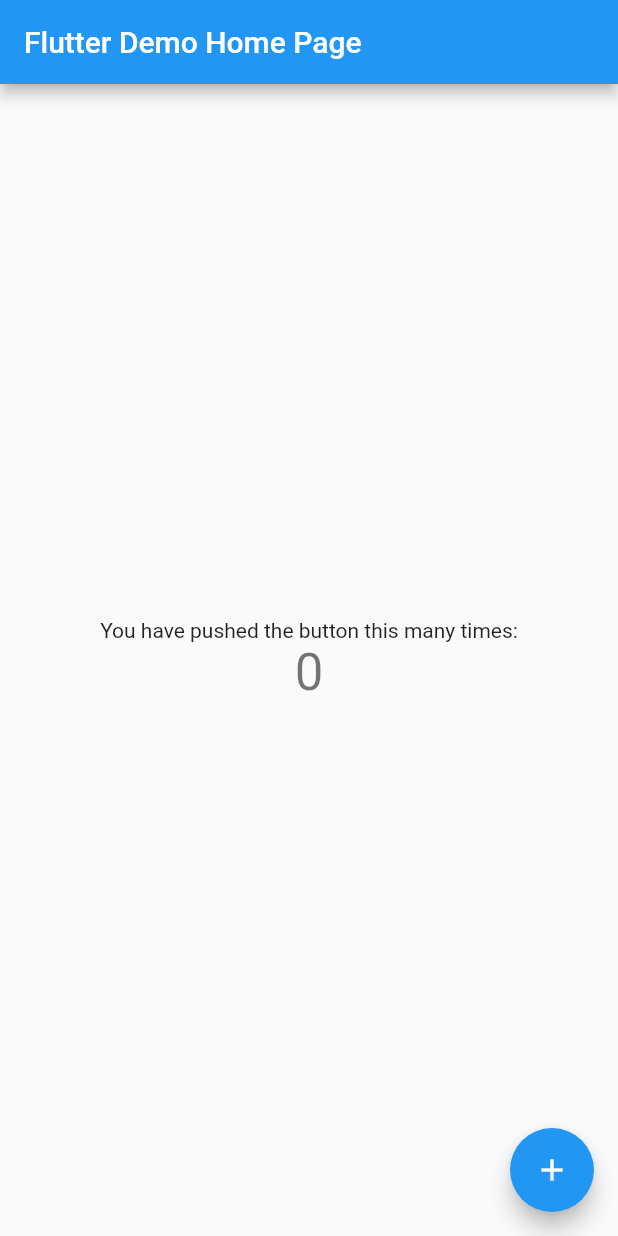
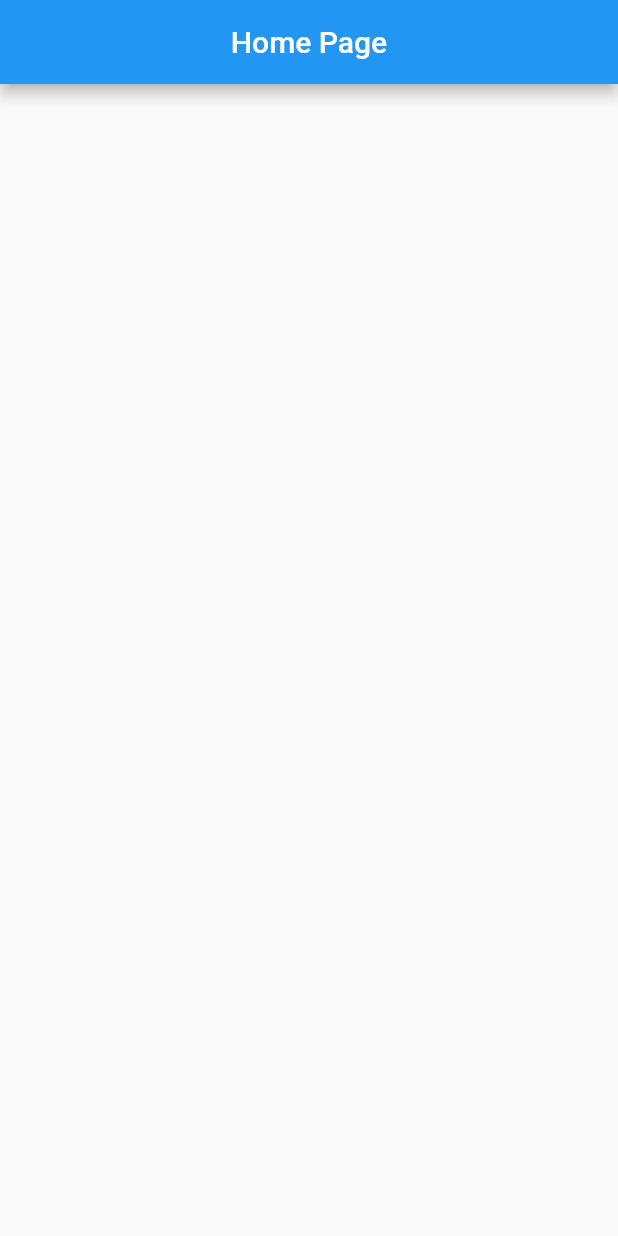
Before and after one commit to DeekshitGangadhar/daily-log-book-kwa, a Flutter app: the screen it shows after launch, on a phone screen of 412 x 824 dp. Run offline on Flutter 3.47's test engine with Material 2 defaults, Android fonts, the phone set to English and light mode, and no system bars.

Commit message:
Boiler plate 1

```diff
--- a/daily_log_book_kwa/lib/main.dart
+++ b/daily_log_book_kwa/lib/main.dart
@@ -1,115 +1,25 @@
 import 'package:flutter/material.dart';
+import 'package:daily_log_book_kwa/pages/HomePage.dart';
 
 void main() {
   runApp(const MyApp());
 }
 
-class MyApp extends StatelessWidget {
+class MyApp extends StatefulWidget {
   const MyApp({Key? key}) : super(key: key);
 
-  // This widget is the root of your application.
+  @override
+  State<MyApp> createState() => _MyAppState();
+}
+
+class _MyAppState extends State<MyApp> {
   @override
   Widget build(BuildContext context) {
     return MaterialApp(
-      title: 'Flutter Demo',
-      theme: ThemeData(
-        // This is the theme of your application.
-        //
-        // Try running your application with "flutter run". You'll see the
-        // application has a blue toolbar. Then, without quitting the app, try
-        // changing the primarySwatch below to Colors.green and then invoke
-        // "hot reload" (press "r" in the console where you ran "flutter run",
-        // or simply save your changes to "hot reload" in a Flutter IDE).
-        // Notice that the counter didn't reset back to zero; the application
-        // is not restarted.
-        primarySwatch: Colors.blue,
-      ),
-      home: const MyHomePage(title: 'Flutter Demo Home Page'),
+      initialRoute: '/home',
+      routes: {
+        '/home':(context) => HomePage(),
+      },
     );
   }
 }
-
-class MyHomePage extends StatefulWidget {
-  const MyHomePage({Key? key, required this.title}) : super(key: key);
-
-  // This widget is the home page of your application. It is stateful, meaning
-  // that it has a State object (defined below) that contains fields that affect
-  // how it looks.
-
-  // This class is the configuration for the state. It holds the values (in this
-  // case the title) provided by the parent (in this case the App widget) and
-  // used by the build method of the State. Fields in a Widget subclass are
-  // always marked "final".
-
-  final String title;
-
-  @override
-  State<MyHomePage> createState() => _MyHomePageState();
-}
-
-class _MyHomePageState extends State<MyHomePage> {
-  int _counter = 0;
-
-  void _incrementCounter() {
-    setState(() {
-      // This call to setState tells the Flutter framework that something has
-      // changed in this State, which causes it to rerun the build method below
-      // so that the display can reflect the updated values. If we changed
-      // _counter without calling setState(), then the build method would not be
-      // called again, and so nothing would appear to happen.
-      _counter++;
-    });
-  }
-
-  @override
-  Widget build(BuildContext context) {
-    // This method is rerun every time setState is called, for instance as done
-    // by the _incrementCounter method above.
-    //
-    // The Flutter framework has been optimized to make rerunning build methods
-    // fast, so that you can just rebuild anything that needs updating rather
-    // than having to individually change instances of widgets.
-    return Scaffold(
-      appBar: AppBar(
-        // Here we take the value from the MyHomePage object that was created by
-        // the App.build method, and use it to set our appbar title.
-        title: Text(widget.title),
-      ),
-      body: Center(
-        // Center is a layout widget. It takes a single child and positions it
-        // in the middle of the parent.
-        child: Column(
-          // Column is also a layout widget. It takes a list of children and
-          // arranges them vertically. By default, it sizes itself to fit its
-          // children horizontally, and tries to be as tall as its parent.
-          //
-          // Invoke "debug painting" (press "p" in the console, choose the
-          // "Toggle Debug Paint" action from the Flutter Inspector in Android
-          // Studio, or the "Toggle Debug Paint" command in Visual Studio Code)
-          // to see the wireframe for each widget.
-          //
-          // Column has various properties to control how it sizes itself and
-          // how it positions its children. Here we use mainAxisAlignment to
-          // center the children vertically; the main axis here is the vertical
-          // axis because Columns are vertical (the cross axis would be
-          // horizontal).
-          mainAxisAlignment: MainAxisAlignment.center,
-          children: <Widget>[
-            const Text(
-              'You have pushed the button this many times:',
-            ),
-            Text(
-              '$_counter',
-              style: Theme.of(context).textTheme.headline4,
-            ),
-          ],
-        ),
-      ),
-      floatingActionButton: FloatingActionButton(
-        onPressed: _incrementCounter,
-        tooltip: 'Increment',
-        child: const Icon(Icons.add),
-      ), // This trailing comma makes auto-formatting nicer for build methods.
-    );
-  }
-}
--- /dev/null
+++ b/daily_log_book_kwa/lib/pages/HomePage.dart
@@ -0,0 +1,34 @@
+import 'package:flutter/material.dart';
+import 'package:flutter/src/foundation/key.dart';
+import 'package:flutter/src/widgets/framework.dart';
+// import 'package:flutter/cupertino.dart';
+
+class HomePage extends StatefulWidget {
+  const HomePage({Key? key}) : super(key: key);
+
+  @override
+  State<HomePage> createState() => _HomePageState();
+}
+
+class _HomePageState extends State<HomePage> {
+    late double screenHeight, screenWidth;
+  @override
+  Widget build(BuildContext context) {
+    screenHeight = MediaQuery.of(context).size.height;
+    screenWidth = MediaQuery.of(context).size.width;
+
+    print("$screenHeight, $screenWidth");
+
+    return Scaffold(
+      appBar: AppBar(
+        title: Text('Home Page'),
+        centerTitle: true,
+      ),
+      body: SafeArea(
+        child: Column(
+          children: [],
+        ),
+        ),
+    );
+  }
+}
--- /dev/null
+++ b/daily_log_book_kwa/lib/widgets/EntryFields.dart
@@ -0,0 +1,3 @@
+import 'package:flutter/cupertino.dart';
+
+// Widget
```
